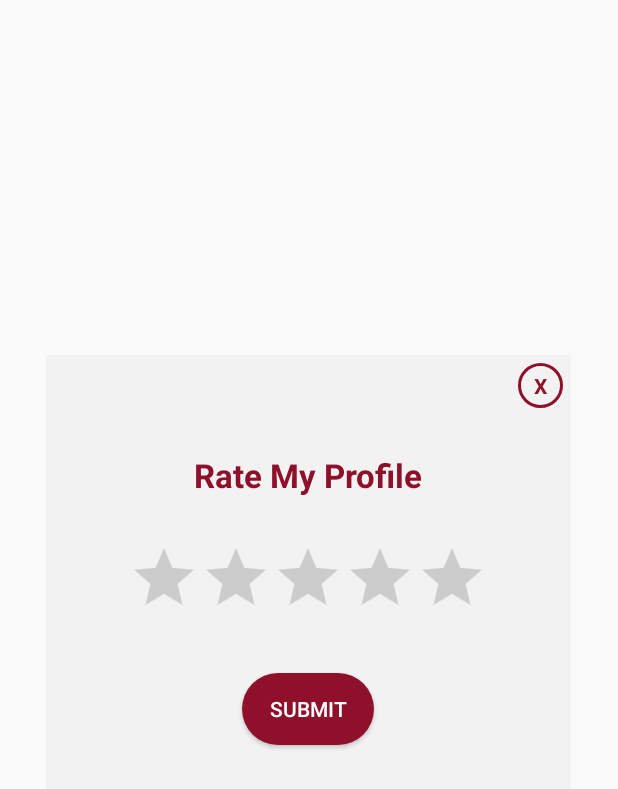
After one commit to kimnovak/finder, an Android app: the layout rate_popup.xml on its own in the app's theme, with its tools: preview values and no code run, on a phone screen of 412 x 824 dp. The commit adds this screen. Shown: the top 789 px of the screen. Run offline under Robolectric (Android 15) with nearby library versions, the phone set to English and light mode, and no system bars.

Commit message:
Created rate dialog, #11

```diff
--- a/Finder/app/src/main/java/ftn/tim2/finder/activities/ProfileDetailsActivity.java
+++ b/Finder/app/src/main/java/ftn/tim2/finder/activities/ProfileDetailsActivity.java
@@ -1,16 +1,38 @@
 package ftn.tim2.finder.activities;
 
+import android.app.Dialog;
 import android.os.Bundle;
 import android.support.annotation.Nullable;
 import android.support.v7.app.AppCompatActivity;
+import android.view.View;
+import android.widget.Button;
+import android.widget.TextView;
 
 import ftn.tim2.finder.R;
 
 public class ProfileDetailsActivity extends AppCompatActivity {
 
+    Dialog rateDialog;
+
     @Override
     public void onCreate(@Nullable Bundle savedInstanceState) {
         super.onCreate(savedInstanceState);
         setContentView(R.layout.activity_profile_detail);
+        rateDialog = new Dialog(this);
+    }
+
+    public void showRatePopup(View v){
+        TextView closeRate;
+        Button rateBtn;
+        rateDialog.setContentView(R.layout.rate_popup);
+        closeRate = rateDialog.findViewById(R.id.close_rate);
+        rateBtn = rateDialog.findViewById(R.id.rate_submit);
+        closeRate.setOnClickListener(new View.OnClickListener() {
+            @Override
+            public void onClick(View v) {
+                rateDialog.dismiss();
+            }
+        });
+        rateDialog.show();
     }
 }
--- /dev/null
+++ b/Finder/app/src/main/res/drawable/circle_background.xml
@@ -0,0 +1,7 @@
+<?xml version="1.0" encoding="utf-8"?>
+<shape android:shape="oval"
+    xmlns:android="http://schemas.android.com/apk/res/android">
+
+    <stroke android:width="2dp" android:color="@color/colorPrimary"></stroke>
+
+</shape>
--- a/Finder/app/src/main/res/layout/activity_profile_detail.xml
+++ b/Finder/app/src/main/res/layout/activity_profile_detail.xml
@@ -160,6 +160,8 @@
             android:layout_height="wrap_content"
             android:orientation="horizontal">
             <ImageView
+                android:onClick="showRatePopup"
+                android:id="@+id/rate"
                 android:layout_width="30dp"
                 android:layout_height="30dp"
                 android:src="@drawable/ic_stars_24dp"/>
--- /dev/null
+++ b/Finder/app/src/main/res/layout/rate_popup.xml
@@ -0,0 +1,54 @@
+<?xml version="1.0" encoding="utf-8"?>
+<LinearLayout
+    xmlns:android="http://schemas.android.com/apk/res/android"
+    android:layout_width="350dp"
+    android:layout_height="350dp"
+    android:orientation="vertical"
+    android:background="@color/grayLight"
+    android:padding="5dp"
+    android:layout_gravity="center">
+    <TextView
+        android:id="@+id/close_rate"
+        android:layout_width="30dp"
+        android:layout_height="30dp"
+        android:textColor="@color/colorPrimary"
+        android:text="X"
+        android:textStyle="bold"
+        android:layout_gravity="end"
+        android:gravity="center"
+        android:background="@drawable/circle_background"/>
+
+    <LinearLayout
+        android:layout_width="match_parent"
+        android:layout_height="match_parent"
+        android:orientation="vertical"
+        android:layout_gravity="center">
+        <TextView
+            android:layout_width="wrap_content"
+            android:layout_height="wrap_content"
+            android:text="Rate My Profile"
+            android:textStyle="bold"
+            android:textColor="@color/colorPrimary"
+            android:textSize="22sp"
+            android:layout_marginTop="30dp"
+            android:layout_gravity="center"/>
+        <RatingBar
+            android:id="@+id/rating_bar"
+            android:layout_width="wrap_content"
+            android:layout_height="wrap_content"
+            android:numStars="5"
+            android:stepSize="1.0"
+            android:layout_marginTop="30dp"
+            android:layout_gravity="center"/>
+        <Button
+            android:id="@+id/rate_submit"
+            android:layout_width="wrap_content"
+            android:layout_height="wrap_content"
+            android:text="Submit"
+            android:textColor="@color/white"
+            android:background="@drawable/button_style_radius"
+            android:layout_gravity="center"
+            android:layout_marginTop="30dp"/>
+    </LinearLayout>
+
+</LinearLayout>
```
